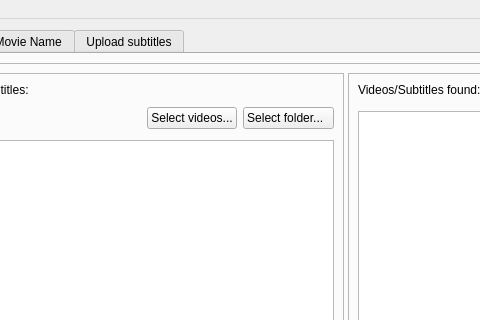
Before: the Qt Designer form gui/main.ui in subdownloader/subdownloader, drawn with Qt 5; both pictures show x 240 to 720 and y 0 to 320 of the 1270 by 727 pixel window.
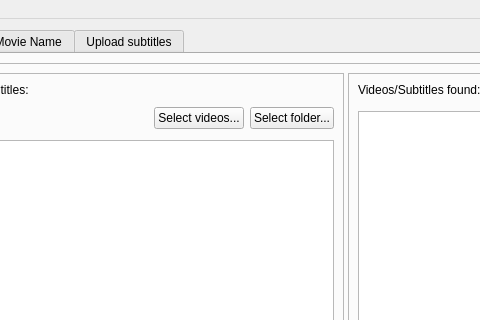
After: the same form once the commit is applied. Icons and pictures are not drawn. Custom widgets are drawn as their Qt base class.

Patch:
```diff
--- a/gui/main.ui
+++ b/gui/main.ui
@@ -141,7 +141,7 @@
                       <string>Click here to Search the subtitles of the movies in that folder</string>
                      </property>
                      <property name="text" >
-                      <string>Select folder...  </string>
+                      <string>Select folder...</string>
                      </property>
                      <property name="icon" >
                       <iconset resource="images.qrc" >
```
Left out of the diff: 6 changed lines with no effect on the pictures.
